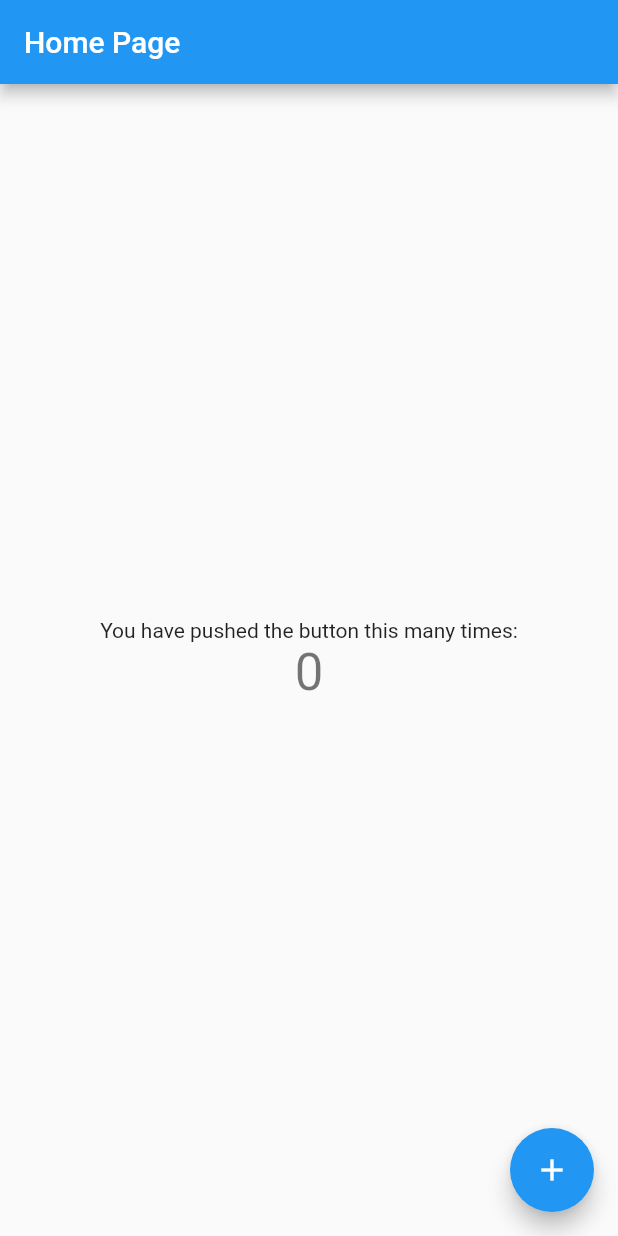
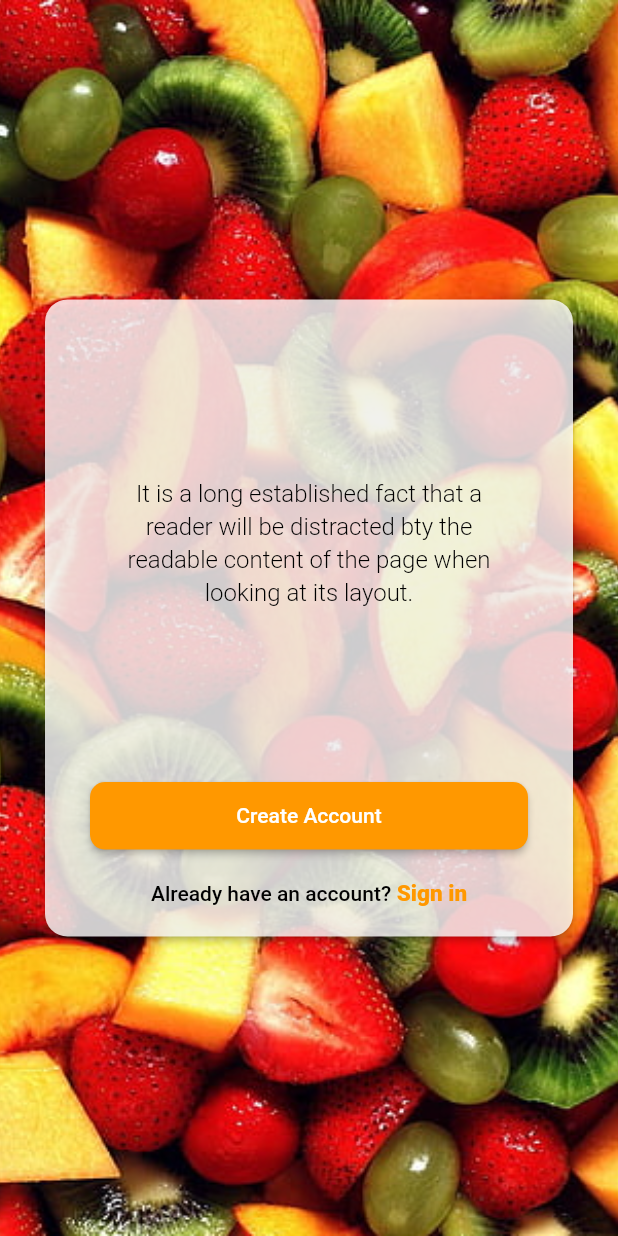
Before and after one commit to Mrvsolutions/snacksnmeals, a Flutter app: the screen it shows after launch, on a phone screen of 412 x 824 dp. Run offline on Flutter 3.47's test engine with Material 2 defaults, Android fonts, the phone set to English and light mode, and no system bars; Roboto replaces fonts that are missing (Montserrat).

Commit message:
signup main screen and background

```diff
--- /dev/null
+++ b/lib/BgImage.dart
@@ -0,0 +1,22 @@
+import 'package:flutter/material.dart';
+import 'package:flutter/cupertino.dart';
+
+class BgImage extends StatelessWidget {
+  @override
+  Widget build(BuildContext context) {
+    return Container(
+      //color: Colors.red.withOpacity(0.9),
+      child: Align(
+        alignment: Alignment.center,
+        child: Image.asset(
+          "assets/bg_img.jpeg",
+          fit: BoxFit.cover,
+          height: double.infinity,
+          width: double.infinity,
+         // color: Colors.red.withOpacity(0.9),
+          colorBlendMode: BlendMode.darken,
+        ),
+      ),
+    );
+  }
+}
--- a/lib/main.dart
+++ b/lib/main.dart
@@ -1,4 +1,6 @@
 import 'package:flutter/material.dart';
+import 'package:flutter/cupertino.dart';
+import 'package:snacksnmeals/pages/SignupMainPage.dart';
 
 void main() {
   runApp(const MyApp());
@@ -22,9 +24,9 @@ class MyApp extends StatelessWidget {
         // or simply save your changes to "hot reload" in a Flutter IDE).
         // Notice that the counter didn't reset back to zero; the application
         // is not restarted.
-        primarySwatch: Colors.blue,
+        // primarySwatch: Colors.white,
       ),
-      home: const MyHomePage(title: 'Home Page'),
+      home: SignupMainPage(), // const MyHomePage(title: 'Home Page'),
     );
   }
 }
@@ -48,18 +50,6 @@ class MyHomePage extends StatefulWidget {
 }
 
 class _MyHomePageState extends State<MyHomePage> {
-  int _counter = 0;
-
-  void _incrementCounter() {
-    setState(() {
-      // This call to setState tells the Flutter framework that something has
-      // changed in this State, which causes it to rerun the build method below
-      // so that the display can reflect the updated values. If we changed
-      // _counter without calling setState(), then the build method would not be
-      // called again, and so nothing would appear to happen.
-      _counter++;
-    });
-  }
 
   @override
   Widget build(BuildContext context) {
@@ -76,40 +66,9 @@ class _MyHomePageState extends State<MyHomePage> {
         title: Text(widget.title),
       ),
       body: Center(
-        // Center is a layout widget. It takes a single child and positions it
-        // in the middle of the parent.
-        child: Column(
-          // Column is also a layout widget. It takes a list of children and
-          // arranges them vertically. By default, it sizes itself to fit its
-          // children horizontally, and tries to be as tall as its parent.
-          //
-          // Invoke "debug painting" (press "p" in the console, choose the
-          // "Toggle Debug Paint" action from the Flutter Inspector in Android
-          // Studio, or the "Toggle Debug Paint" command in Visual Studio Code)
-          // to see the wireframe for each widget.
-          //
-          // Column has various properties to control how it sizes itself and
-          // how it positions its children. Here we use mainAxisAlignment to
-          // center the children vertically; the main axis here is the vertical
-          // axis because Columns are vertical (the cross axis would be
-          // horizontal).
-          mainAxisAlignment: MainAxisAlignment.center,
-          children: <Widget>[
-            const Text(
-              'You have pushed the button this many times:',
-            ),
-            Text(
-              '$_counter',
-              style: Theme.of(context).textTheme.headline4,
-            ),
-          ],
-        ),
+
       ),
-      floatingActionButton: FloatingActionButton(
-        onPressed: _incrementCounter,
-        tooltip: 'Increment',
-        child: const Icon(Icons.add),
-      ), // This trailing comma makes auto-formatting nicer for build methods.
+
     );
   }
 }
--- /dev/null
+++ b/lib/pages/SignupMainPage.dart
@@ -0,0 +1,114 @@
+import 'package:flutter/material.dart';
+import 'package:flutter/cupertino.dart';
+import 'package:snacksnmeals/BgImage.dart';
+
+class SignupMainPage extends StatefulWidget {
+  _SignupMainPageState createState() => _SignupMainPageState();
+}
+
+class _SignupMainPageState extends State<SignupMainPage> {
+  @override
+  Widget build(BuildContext context) {
+    return MaterialApp(
+      home: Scaffold(
+        backgroundColor: Colors.white,
+        body: Stack(
+          children: [
+            BgImage(),
+            Center(
+              child: SizedBox(
+                width: double.infinity,
+                height: MediaQuery.of(context).size.height / 1.7,
+                child: Card(
+                  margin: const EdgeInsets.all(30),
+                  elevation: 2,
+                  color: Colors.white.withOpacity(0.8),
+                  shape: RoundedRectangleBorder(
+                    borderRadius: BorderRadius.vertical(
+                        top: Radius.circular(15), bottom: Radius.circular(15)),
+                  ),
+                  child: Column(
+                    children: [
+                      Expanded(
+                        child: Center(
+                          child: Padding(
+                            padding: const EdgeInsets.fromLTRB(50 , 20, 50, 20),
+                            child: Container(
+                              child: Text(
+                                "It is a long established fact that a reader will be distracted bty the readable content of the page when looking at its layout.",
+                                style: TextStyle(
+                                    color: Colors.black,
+                                    fontFamily: "Montserrat",
+                                    fontWeight: FontWeight.w300,
+                                    height: 1.4,
+                                    fontSize: 16),
+                                textAlign: TextAlign.center,
+                              ),
+                            ),
+                          ),
+                        ),
+                      ),
+                      Align(
+                        alignment: Alignment.bottomCenter,
+                        child: Container(
+                          margin: const EdgeInsets.fromLTRB(30, 0, 30, 0),
+                          child: SizedBox(
+                            width: double.infinity,
+                            height: 45,
+                            child: RaisedButton(
+                              onPressed: () {
+                                FocusScopeNode currentFocus = FocusScope.of(context);
+                              },
+                              child: Text("Create Account"),
+                              color: Colors.orange,
+                              textColor: Colors.white,
+                              shape: new RoundedRectangleBorder(
+                                borderRadius: new BorderRadius.circular(10.0),
+                              ),
+                            ),
+                          ),
+                        ),
+                      ),
+                      Align(
+                        alignment: Alignment.bottomCenter,
+                        child: Padding(
+                          padding: const EdgeInsets.all(20.0),
+                          child: RichText(
+                            text: TextSpan(
+                              style: new TextStyle(
+                                fontSize: 14.0,
+                                color: Colors.black,
+                              ),
+                              children: <TextSpan>[
+                                new TextSpan(
+                                  text: 'Already have an account?',
+                                  style: TextStyle(
+                                      color: Colors.black,
+                                      fontFamily: "Montserrat",
+                                      fontWeight: FontWeight.w500,
+                                      fontSize: 14),
+                                ),
+                                new TextSpan(
+                                    text: ' Sign in',
+                                    style: TextStyle(
+                                        color: Colors.orange,
+                                        fontFamily: "Montserrat",
+                                        fontWeight: FontWeight.w800,
+                                        fontSize: 15),
+                                ),
+                              ],
+                            ),
+                          ),
+                        ),
+                      ),
+                    ],
+                  ),
+                ),
+              ),
+            )
+          ],
+        ),
+      ),
+    );
+  }
+}
--- a/pubspec.yaml
+++ b/pubspec.yaml
@@ -58,7 +58,8 @@ flutter:
   uses-material-design: true
 
   # To add assets to your application, add an assets section, like this:
-  # assets:
+  assets:
+    - assets/
   #   - images/a_dot_burr.jpeg
   #   - images/a_dot_ham.jpeg
 
```
Also changed, not shown: assets/bg_img.jpeg (added).
